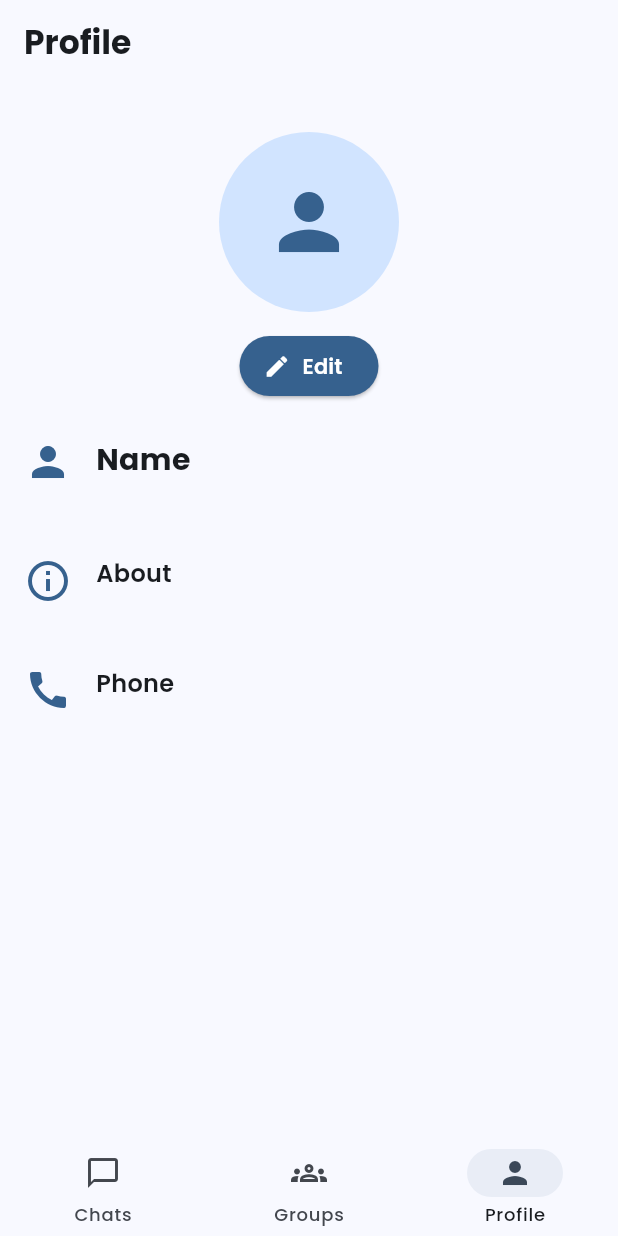
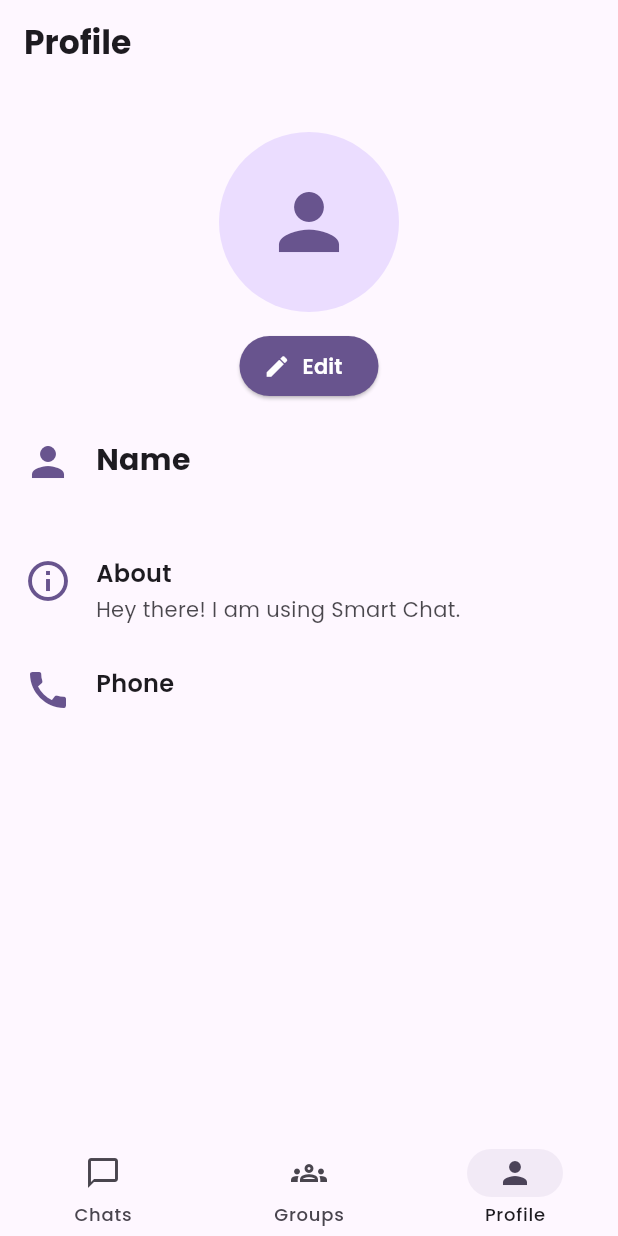
Before and after one commit to anupamm3/smart-chat-app, a Flutter app: the screen it shows once a user with an empty profile is signed in, item 3 of the bottom bar chosen, on a phone screen of 412 x 824 dp. Run offline on Flutter 3.47's test engine with Material 3 defaults, Android fonts, the phone set to English and light mode, and no system bars; our stand-ins replace cloud_firestore, firebase_auth, firebase_core, flutter_contacts, flutter_riverpod, google_fonts and 3 more; accounts and stored records are empty.

Commit message:
userModel and userProvider updated

```diff
--- a/lib/features/profile/screens/user_profile_screen.dart
+++ b/lib/features/profile/screens/user_profile_screen.dart
@@ -24,7 +24,7 @@ class _UserProfileScreenState extends State<UserProfileScreen> {
   Future<void> _pickImage() async {
     final picker = ImagePicker();
     final picked = await picker.pickImage(source: ImageSource.gallery);
-    if (picked != null) {
+    if (picked != null && mounted) {
       setState(() {
         _localImage = File(picked.path);
       });
@@ -34,8 +34,10 @@ class _UserProfileScreenState extends State<UserProfileScreen> {
   @override
   Widget build(BuildContext context) {
     final colorScheme = Theme.of(context).colorScheme;
-    final String statusText = (widget.user.status ?? "Hey there! I am using Smart Chat.").toString();
-    final String username = widget.user.name; // Replace with actual username if available
+    final String aboutText = widget.user.bio.isNotEmpty
+        ? widget.user.bio
+        : "Hey there! I am using Smart Chat.";
+    final String username = widget.user.name;
 
     void showProfileImageDialog() {
       showDialog(
@@ -142,7 +144,7 @@ class _UserProfileScreenState extends State<UserProfileScreen> {
                             "Edit",
                             style: GoogleFonts.poppins(fontWeight: FontWeight.w600),
                           ),
-                          onPressed: () => _pickImage(),
+                          onPressed: _pickImage,
                         ),
                       ),
                     )
@@ -197,7 +199,7 @@ class _UserProfileScreenState extends State<UserProfileScreen> {
                           ),
                           const SizedBox(height: 2),
                           Text(
-                            statusText,
+                            aboutText,
                             style: GoogleFonts.poppins(
                               fontSize: 14,
                               color: colorScheme.onSurface.withAlpha((0.8 * 255).toInt()),
--- a/lib/main.dart
+++ b/lib/main.dart
@@ -38,15 +38,13 @@ class SmartChatApp extends StatelessWidget {
       title: 'SmartChat',
       theme: ThemeData(
         useMaterial3: true,
-        brightness: Brightness.light,
         textTheme: GoogleFonts.poppinsTextTheme(),
-        colorSchemeSeed: Colors.blue,
+        colorScheme: ColorScheme.fromSeed(seedColor: Colors.deepPurple)
       ),
       darkTheme: ThemeData(
         useMaterial3: true,
-        brightness: Brightness.dark,
         textTheme: GoogleFonts.poppinsTextTheme(ThemeData.dark().textTheme),
-        colorSchemeSeed: Colors.blue,
+        colorScheme: ColorScheme.fromSeed(seedColor: Colors.deepPurple)
       ),
       themeMode: ThemeMode.system,
       home: StreamBuilder<User?>(
--- a/lib/models/user_model.dart
+++ b/lib/models/user_model.dart
@@ -1,57 +1,59 @@
 import 'package:cloud_firestore/cloud_firestore.dart';
-import 'package:firebase_auth/firebase_auth.dart';
 
 class UserModel {
   final String uid;
+  final String phoneNumber;
   final String name;
+  final String bio;
   final String photoUrl;
-  final String phoneNumber;
-  final DateTime? createdAt;
-  final String? status;
+  final bool isOnline;
+  final DateTime lastSeen;
+  final List<String> groups;
+  final List<String> friends;
+  final List<String> blockedUsers;
 
   UserModel({
     required this.uid,
+    required this.phoneNumber,
     required this.name,
+    required this.bio,
     required this.photoUrl,
-    this.phoneNumber = '',
-    this.createdAt,
-    this.status,
+    required this.isOnline,
+    required this.lastSeen,
+    required this.groups,
+    required this.friends,
+    required this.blockedUsers,
   });
 
-  factory UserModel.fromMap(Map<String, dynamic> map) {
+  factory UserModel.fromMap(Map<String, dynamic> data) {
     return UserModel(
-      uid: map['uid'] ?? '',
-      name: map['name'] ?? '',
-      photoUrl: map['photoUrl'] ?? '',
-      phoneNumber: map['phoneNumber'] ?? '',
-      createdAt: map['createdAt'] != null
-          ? (map['createdAt'] is Timestamp
-              ? (map['createdAt'] as Timestamp).toDate()
-              : DateTime.tryParse(map['createdAt'].toString()))
-          : null,
-      status: map['status'],
+      uid: data['uid'] ?? '',
+      phoneNumber: data['phoneNumber'] ?? '',
+      name: data['name'] ?? '',
+      bio: data['bio'] ?? '',
+      photoUrl: data['photoUrl'] ?? '',
+      isOnline: data['isOnline'] ?? false,
+      lastSeen: data['lastSeen'] != null
+          ? (data['lastSeen'] as Timestamp).toDate()
+          : DateTime.now(),
+      groups: List<String>.from(data['groups'] ?? []),
+      friends: List<String>.from(data['friends'] ?? []),
+      blockedUsers: List<String>.from(data['blockedUsers'] ?? []),
     );
   }
 
   Map<String, dynamic> toMap() {
     return {
       'uid': uid,
+      'phoneNumber': phoneNumber,
       'name': name,
+      'bio': bio,
       'photoUrl': photoUrl,
-      'phoneNumber': phoneNumber,
-      'createdAt': createdAt,
-      'status': status,
+      'isOnline': isOnline,
+      'lastSeen': lastSeen,
+      'groups': groups,
+      'friends': friends,
+      'blockedUsers': blockedUsers,
     };
   }
-
-  factory UserModel.fromFirebaseUser(User user) {
-    return UserModel(
-      uid: user.uid,
-      name: user.displayName ?? '',
-      photoUrl: user.photoURL ?? '',
-      phoneNumber: user.phoneNumber ?? '',
-      createdAt: DateTime.now(),
-      status: "Hey there! I am using Smart Chat."
-    );
-  }
 }
```
Also changed, not shown: lib/features/auth/screens/otp_verification_screen.dart (+9 -3 lines), lib/providers/user_providers.dart (added, +40 -0 lines), lib/services/auth_service.dart (+12 -8 lines).
